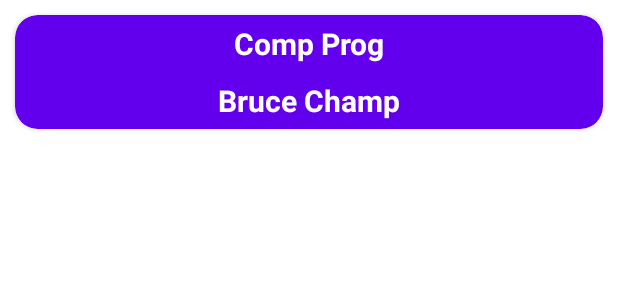
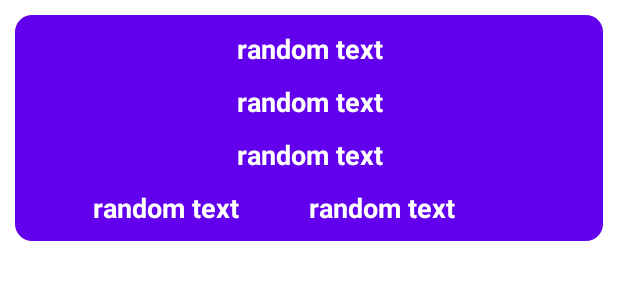
Before and after one commit to rajasaidevaraju/college, an Android app: the layout class_card.xml on its own in the app's theme, with its tools: preview values and no code run, on a phone screen of 412 x 824 dp. Shown: the top 300 px of the screen. Run offline under Robolectric (Android 15) with nearby library versions, the phone set to English and light mode, and no system bars.

Commit message:
full functionality without widget

```diff
--- a/app/src/main/AndroidManifest.xml
+++ b/app/src/main/AndroidManifest.xml
@@ -11,9 +11,11 @@
         android:supportsRtl="true"
         android:theme="@style/Theme.College">
         <activity
+            android:label="Add New Class"
             android:name=".AddActivity"
             android:exported="true" />
         <activity
+            android:label="Loyalist College"
             android:name=".MainActivity"
             android:exported="true">
             <intent-filter>
--- /dev/null
+++ b/app/src/main/res/drawable/shape.xml
@@ -0,0 +1,26 @@
+<?xml version="1.0" encoding="utf-8"?>
+<shape
+        xmlns:android="http://schemas.android.com/apk/res/android"
+        android:shape="rectangle"   >
+
+        <solid
+            android:color="?colorPrimary" >
+        </solid>
+
+        <stroke
+            android:width="0dp"
+            android:color="#C4CDE0" >
+        </stroke>
+
+        <padding
+            android:left="5dp"
+            android:top="5dp"
+            android:right="5dp"
+            android:bottom="5dp"    >
+        </padding>
+
+        <corners
+            android:radius="11dp"   >
+        </corners>
+
+</shape>
--- a/app/src/main/res/layout/class_card.xml
+++ b/app/src/main/res/layout/class_card.xml
@@ -1,38 +1,67 @@
 <?xml version="1.0" encoding="utf-8"?>
-
-<androidx.cardview.widget.CardView
-    xmlns:android="http://schemas.android.com/apk/res/android"
-    xmlns:app="http://schemas.android.com/apk/res-auto"
+<LinearLayout xmlns:android="http://schemas.android.com/apk/res/android"
+    xmlns:tools="http://schemas.android.com/tools"
     android:layout_width="match_parent"
     android:layout_height="wrap_content"
-    app:cardCornerRadius="15dp"
+    xmlns:app="http://schemas.android.com/apk/res-auto"
+    android:background="@drawable/shape"
+    app:circularflow_defaultRadius="10dp"
     android:layout_margin="10dp"
-    app:cardBackgroundColor="?colorPrimary">
+    android:orientation="vertical">
+    <TextView
+        android:id="@+id/classNameText"
+        android:layout_width="match_parent"
+        android:layout_height="wrap_content"
+        android:paddingVertical="5dp"
+        android:textColor="@color/white"
+        android:textSize="18sp"
+        android:textStyle="bold"
+        android:textAlignment="center"
+        android:text="@string/random"/>
+    <TextView
+        android:id="@+id/professorNameText"
+        android:layout_width="match_parent"
+        android:layout_height="wrap_content"
+        android:textColor="@color/white"
+        android:paddingVertical="5dp"
+        android:textSize="18sp"
+        android:textStyle="bold"
+        android:textAlignment="center"
+        android:text="@string/random"/>
+    <TextView
+        android:id="@+id/classIdText"
+        android:layout_width="match_parent"
+        android:layout_height="wrap_content"
+        android:textColor="@color/white"
+        android:paddingVertical="5dp"
+        android:textSize="18sp"
+        android:textStyle="bold"
+        android:textAlignment="center"
+        android:text="@string/random"/>
     <LinearLayout
         android:layout_width="match_parent"
         android:layout_height="wrap_content"
-        android:orientation="vertical"
-        >
+        android:orientation="horizontal">
         <TextView
-            android:id="@+id/classNameText"
-            android:layout_width="match_parent"
+            android:id="@+id/dayText"
+            android:layout_width="wrap_content"
+            android:layout_weight=".5"
             android:layout_height="wrap_content"
+            android:textAlignment="center"
+            android:textColor="@color/white"
             android:paddingVertical="5dp"
-            android:textColor="@color/white"
-            android:textSize="20sp"
+            android:textSize="18sp"
             android:textStyle="bold"
-            android:textAlignment="center"
-            android:text="Comp Prog"/>
+            android:text="@string/random"/>
         <TextView
-            android:id="@+id/professorNameText"
-            android:layout_width="match_parent"
+            android:id="@+id/timeText"
+            android:layout_width="wrap_content"
+            android:layout_weight=".5"
             android:layout_height="wrap_content"
             android:textColor="@color/white"
             android:paddingVertical="5dp"
-            android:textSize="20sp"
+            android:textSize="18sp"
             android:textStyle="bold"
-            android:textAlignment="center"
-            android:text="Bruce Champ"/>
+            android:text="@string/random"/>
     </LinearLayout>
-
-</androidx.cardview.widget.CardView>
+</LinearLayout>
--- a/app/src/main/res/values-night/themes.xml
+++ b/app/src/main/res/values-night/themes.xml
@@ -2,12 +2,12 @@
     <!-- Base application theme. -->
     <style name="Theme.College" parent="Theme.MaterialComponents.DayNight.DarkActionBar">
         <!-- Primary brand color. -->
-        <item name="colorPrimary">@color/purple_200</item>
+        <item name="colorPrimary">@color/purple_500</item>
         <item name="colorPrimaryVariant">@color/purple_700</item>
         <item name="colorOnPrimary">@color/black</item>
         <!-- Secondary brand color. -->
         <item name="colorSecondary">@color/teal_200</item>
-        <item name="colorSecondaryVariant">@color/teal_200</item>
+        <item name="colorSecondaryVariant">@color/teal_700</item>
         <item name="colorOnSecondary">@color/black</item>
         <!-- Status bar color. -->
         <item name="android:statusBarColor" tools:targetApi="l">?attr/colorPrimaryVariant</item>
--- a/app/src/main/res/values/strings.xml
+++ b/app/src/main/res/values/strings.xml
@@ -6,4 +6,6 @@
     <string name="classIdInputLabel">Enter Class ID</string>
     <string name="daysSpinnerLabel">Select day of week</string>
     <string name="addClassButtonLabel">Create Class</string>
+    <string name="random">random text</string>
+    <string name="textSize">17sp</string>
 </resources>
--- a/build.gradle
+++ b/build.gradle
@@ -5,7 +5,7 @@ buildscript {
         mavenCentral()
     }
     dependencies {
-        classpath 'com.android.tools.build:gradle:7.1.0'
+        classpath 'com.android.tools.build:gradle:7.1.1'
         classpath "org.jetbrains.kotlin:kotlin-gradle-plugin:1.6.10"
 
         // NOTE: Do not place your application dependencies here; they belong
```
Also changed, not shown: app/src/main/java/com/example/college/AddActivity.kt (+59 -24 lines), app/src/main/java/com/example/college/MainActivity.kt (+29 -18 lines), app/src/main/java/com/example/college/RecyclerAdapter.kt (+33 -4 lines), app/src/main/java/com/example/college/data/util.kt (added, +62 -0 lines).
